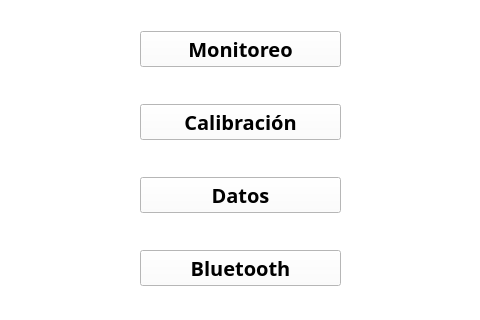
This is src/views/Main.ui in Giocerz/water_quality_rpi as Qt 5 draws it before an edit. The edited form follows.
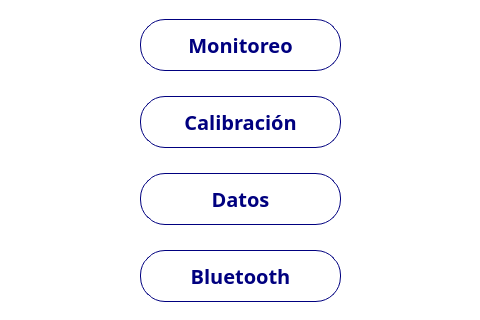
This is the edited form.

Patch:
```diff
--- a/src/views/Main.ui
+++ b/src/views/Main.ui
@@ -21,7 +21,13 @@
   </property>
   <widget class="QWidget" name="centralwidget">
    <property name="styleSheet">
-    <string notr="true"/>
+    <string notr="true">QPushButton {
+	height: 50px;
+	border-radius: 25px;
+	border: 1px solid #00007f;
+	background-color: white;
+	color: #00007f;
+}</string>
    </property>
    <widget class="QWidget" name="verticalLayoutWidget">
     <property name="geometry">
```
